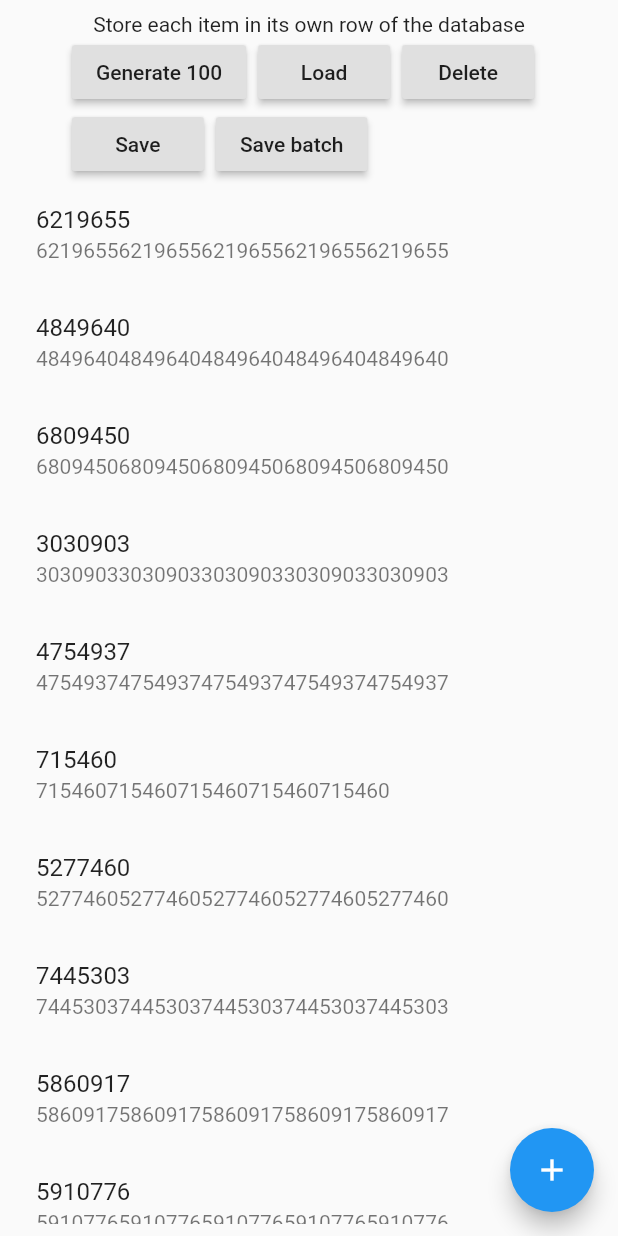
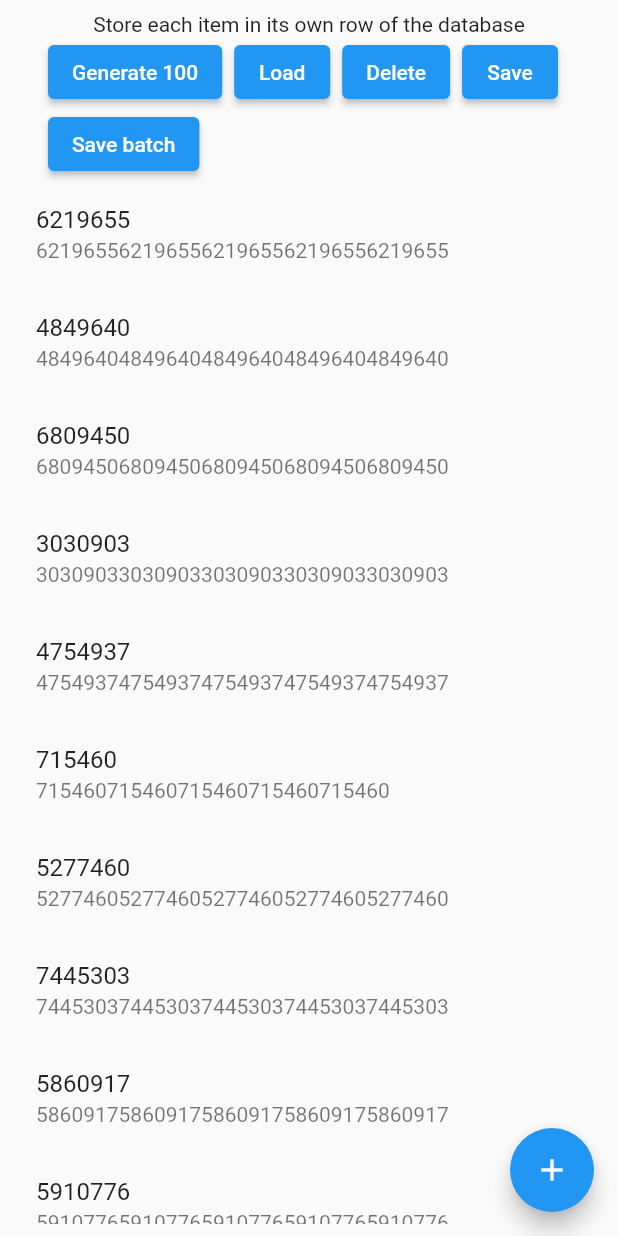
Before and after one commit to fstof/flutter_json_store, a Flutter app: the ListSample screen opened directly, after a tap on "Generate 100", on a phone screen of 412 x 824 dp. Run offline on Flutter 3.47's test engine with Material 2 defaults, Android fonts, the phone set to English and light mode, and no system bars; our stand-ins replace flutter_secure_storage, sqflite; missing offline and left inert: encrypt; accounts and stored records are empty.

```diff
--- a/example/lib/counter.dart
+++ b/example/lib/counter.dart
@@ -51,7 +51,7 @@ class _CounterSampleState extends State<CounterSample> {
             ),
             Text(
               '${_counter.value}',
-              style: Theme.of(context).textTheme.display1,
+              style: Theme.of(context).textTheme.headline4,
             ),
           ],
         ),
--- a/example/lib/form.dart
+++ b/example/lib/form.dart
@@ -79,12 +79,12 @@ class _FormSampleState extends State<FormSample> {
             Row(
               mainAxisAlignment: MainAxisAlignment.center,
               children: <Widget>[
-                RaisedButton(
+                ElevatedButton(
                   child: Text('Load'),
                   onPressed: _loadFromStorage,
                 ),
                 SizedBox(width: 8),
-                RaisedButton(
+                ElevatedButton(
                   child: Text('Save'),
                   onPressed: _saveToStorage,
                 ),
--- a/example/lib/list.dart
+++ b/example/lib/list.dart
@@ -109,27 +109,27 @@ class _ListSampleState extends State<ListSample> {
             Wrap(
               direction: Axis.horizontal,
               children: <Widget>[
-                RaisedButton(
+                ElevatedButton(
                   child: Text('Generate 100'),
                   onPressed: _generate100,
                 ),
                 SizedBox(width: 8),
-                RaisedButton(
+                ElevatedButton(
                   child: Text('Load'),
                   onPressed: _loadFromStorage,
                 ),
                 SizedBox(width: 8),
-                RaisedButton(
+                ElevatedButton(
                   child: Text('Delete'),
                   onPressed: _deleteFromStorage,
                 ),
                 SizedBox(width: 8),
-                RaisedButton(
+                ElevatedButton(
                   child: Text('Save'),
                   onPressed: _saveToStorageWithoutBatch,
                 ),
                 SizedBox(width: 8),
-                RaisedButton(
+                ElevatedButton(
                   child: Text('Save batch'),
                   onPressed: _saveToStorageWithBatch,
                 ),
--- a/example/lib/single_list.dart
+++ b/example/lib/single_list.dart
@@ -72,12 +72,12 @@ class _SingleListSampleState extends State<SingleListSample> {
             Row(
               mainAxisAlignment: MainAxisAlignment.center,
               children: <Widget>[
-                RaisedButton(
+                ElevatedButton(
                   child: Text('Load'),
                   onPressed: _loadFromStorage,
                 ),
                 SizedBox(width: 8),
-                RaisedButton(
+                ElevatedButton(
                   child: Text('Save'),
                   onPressed: _saveToStorage,
                 ),
--- a/example/pubspec.yaml
+++ b/example/pubspec.yaml
@@ -1,9 +1,10 @@
 name: example
 description: Example project to demo Json Store.
 version: 1.0.0+1
+publish_to: none
 
 environment:
-  sdk: ">=2.1.0 <3.0.0"
+  sdk: '>=2.9.0 <3.0.0'
 
 dependencies:
   flutter:
--- a/lib/src/json_store.dart
+++ b/lib/src/json_store.dart
@@ -251,7 +251,7 @@ class JsonStore {
         await db.query(_table, where: 'key like ?', whereArgs: [key]);
 
     if (queryResult != null && queryResult.isNotEmpty) {
-      List<Map<String, dynamic>> result = List<Map<String, dynamic>>();
+      List<Map<String, dynamic>> result = [];
       await Future.forEach(queryResult, (row) async {
         final Map<String, dynamic> metadata = json.decode(row['metadata']);
         final String value = row['value'];
```
Also changed, not shown: example/lib/main.dart (+4 -4 lines), pubspec.yaml (+5 -5 lines), example/pubspec.lock, 2 other files.
